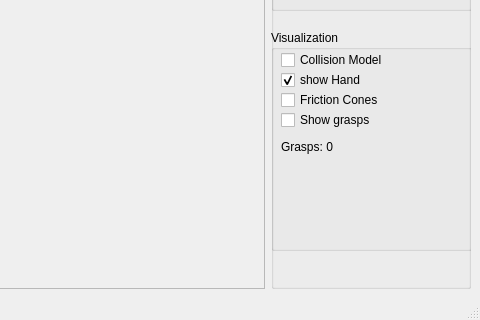
Old version of the form Tools/SkeletonGraspPlaner/SkeletonGraspPlaner.ui in the repository ProtolabSBRE/simox-cgal; both pictures show x 599 to 1079 and y 499 to 819 of the 1079 by 819 pixel window.
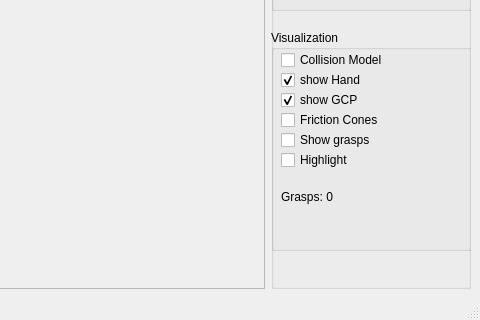
New version of the form.

Commit message: skeleton grasp planer working

Patch:
```diff
--- a/Tools/SkeletonGraspPlaner/SkeletonGraspPlaner.ui
+++ b/Tools/SkeletonGraspPlaner/SkeletonGraspPlaner.ui
@@ -313,9 +313,9 @@
         <property name="geometry">
          <rect>
           <x>10</x>
-          <y>110</y>
+          <y>160</y>
           <width>171</width>
-          <height>111</height>
+          <height>61</height>
          </rect>
         </property>
         <property name="text">
@@ -329,7 +329,7 @@
         <property name="geometry">
          <rect>
           <x>10</x>
-          <y>80</y>
+          <y>100</y>
           <width>161</width>
           <height>20</height>
          </rect>
@@ -342,7 +342,7 @@
         <property name="geometry">
          <rect>
           <x>10</x>
-          <y>60</y>
+          <y>80</y>
           <width>161</width>
           <height>20</height>
          </rect>
@@ -380,6 +380,35 @@
          <bool>true</bool>
         </property>
        </widget>
+       <widget class="QCheckBox" name="checkBoxHighlight">
+        <property name="geometry">
+         <rect>
+          <x>10</x>
+          <y>120</y>
+          <width>161</width>
+          <height>20</height>
+         </rect>
+        </property>
+        <property name="text">
+         <string>Highlight</string>
+        </property>
+       </widget>
+       <widget class="QCheckBox" name="checkBoxGCP">
+        <property name="geometry">
+         <rect>
+          <x>10</x>
+          <y>60</y>
+          <width>161</width>
+          <height>20</height>
+         </rect>
+        </property>
+        <property name="text">
+         <string>show GCP</string>
+        </property>
+        <property name="checked">
+         <bool>true</bool>
+        </property>
+       </widget>
       </widget>
      </widget>
     </item>
```
The commit also changes 13 other files.
